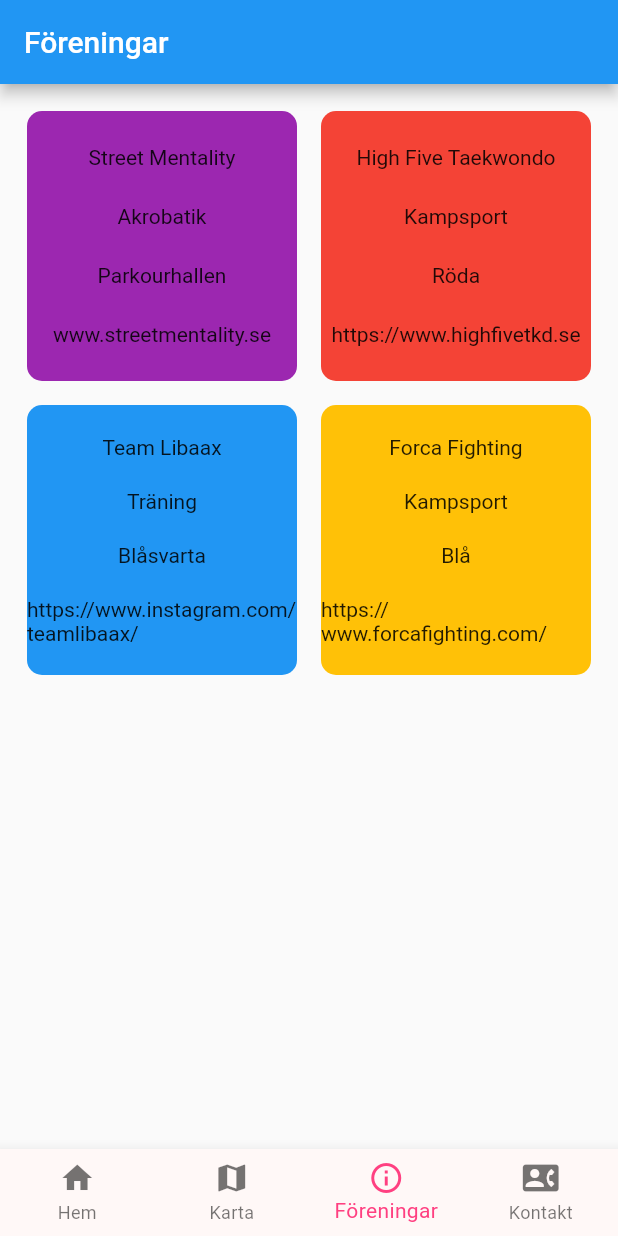
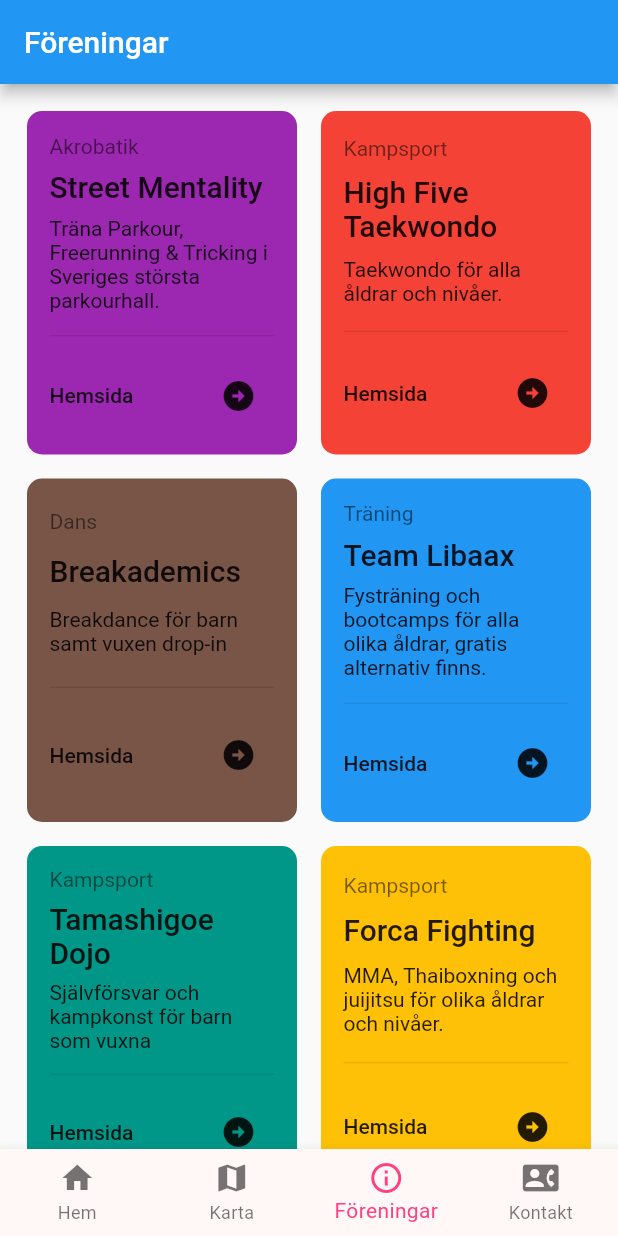
Before and after one commit to jeppeerixon/flutter-milot, a Flutter app: the screen it shows after launch, item 3 of the bottom bar chosen, on a phone screen of 412 x 824 dp. Run offline on Flutter 3.47's test engine with Material 2 defaults, Android fonts, the phone set to English and light mode, and no system bars.

Commit message:
final layout for organisations product cards

```diff
--- a/lib/pages/clubCard.dart
+++ b/lib/pages/clubCard.dart
@@ -1,18 +1,19 @@
 import 'package:flutter/material.dart';
 
 class CardContainer extends StatelessWidget {
-  final String clubImage;
+
+  final String clubCategory;
   final String clubName;
-  final String clubCategory;
+  final String clubDescription;
   final String clubRoom;
   final clubColor;
   final String clubUrl;
 
   const CardContainer({
     super.key,
-    required this.clubImage,
+    required this.clubCategory,
     required this.clubName,
-    required this.clubCategory,
+    required this.clubDescription,
     required this.clubRoom,
     required this.clubColor,
     required this.clubUrl
@@ -27,16 +28,31 @@ class CardContainer extends StatelessWidget {
           color: clubColor,
           borderRadius: BorderRadius.circular(10)
         ),
-        child: Column(
-          mainAxisAlignment: MainAxisAlignment.spaceEvenly,
-          crossAxisAlignment: CrossAxisAlignment.center,
-          children: [
-            Text(clubName),
-            Text(clubCategory),
-            Text(clubRoom),
-            Text(clubUrl),
-
-          ],
+        child: Padding(
+          padding: const EdgeInsets.only(left: 15.0, top: 7.5, right: 15.0, bottom: 7.5),
+          child: Column(
+            mainAxisAlignment: MainAxisAlignment.spaceEvenly,
+            crossAxisAlignment: CrossAxisAlignment.start,
+            children: [
+              Text(clubCategory, style: TextStyle(color: Colors.black54)),
+              Text(clubName, style: TextStyle(fontSize: 20, fontWeight: FontWeight.w500)),
+              Text(clubDescription),
+              Divider(),
+              Row(
+                crossAxisAlignment: CrossAxisAlignment.center,
+                mainAxisAlignment: MainAxisAlignment.spaceBetween,
+                children: [
+                  Text('Hemsida', style: TextStyle(fontWeight: FontWeight.w500)),
+                  IconButton(
+                    icon: const Icon(Icons.arrow_circle_right),
+                    onPressed: () {
+                      print(clubUrl);
+                    },
+                  ),
+                ],
+              ),
+            ],
+          ),
         ),
       ),
     );
--- a/lib/pages/orgs.dart
+++ b/lib/pages/orgs.dart
@@ -5,12 +5,16 @@ class OrgScreen extends StatelessWidget {
   OrgScreen({ Key? key }) :super(key: key);
 
   final List _clubs = [
-    // clubImage, clubName, clubCategory, clubRoom, clubUrl
-    ['lib/images/streetcard.jpg','Street Mentality', 'Akrobatik', 'Parkourhallen', Colors.purple, 'www.streetmentality.se'],
-    ['lib/images/h5card.jpg','High Five Taekwondo', 'Kampsport', 'Röda', Colors.red, 'https://www.highfivetkd.se'],
-    ['lib/images/libaaxcard.jpg','Team Libaax', 'Träning', 'Blåsvarta', Colors.blue, 'https://www.instagram.com/teamlibaax/'],
-    ['lib/images/forcacard.jpg','Forca Fighting', 'Kampsport', 'Blå', Colors.amber, 'https://www.forcafighting.com/'],
-    ];
+    // clubCategory, clubName, clubDescription, clubRoom, clubUrl
+    ['Akrobatik','Street Mentality', 'Träna Parkour, Freerunning & Tricking i Sveriges största parkourhall.' , 'Parkourhallen', Colors.purple, 'www.streetmentality.se'],
+    ['Kampsport','High Five Taekwondo', 'Taekwondo för alla åldrar och nivåer.', 'Röda', Colors.red, 'https://www.highfivetkd.se'],
+    ['Dans','Breakademics', 'Breakdance för barn samt vuxen drop-in', 'Orange', Colors.brown, 'https://www.sik.se'],
+    ['Träning','Team Libaax', 'Fysträning och bootcamps för alla olika åldrar, gratis alternativ finns.', 'Blåsvarta', Colors.blue, 'https://www.instagram.com/teamlibaax/'],
+    ['Kampsport','Tamashigoe Dojo', 'Självförsvar och kampkonst för barn som vuxna', 'Röda', Colors.teal, 'https://www.tamashigoe.com/'],
+    ['Kampsport','Forca Fighting', 'MMA, Thaiboxning och juijitsu för olika åldrar och nivåer.', 'Blå', Colors.amber, 'https://www.forcafighting.com/'],
+    ['Idrott','Ursvik IK', 'Innebandy och Basket för barn och ungdomar.', 'Orange', Colors.orange, 'https://www.ursvikik.se'],
+    ['Idrott','Sundbybergs IK', 'Orientering, Skidor, Fotboll och massor av andra idrotter.', 'Orange', Colors.green, 'https://www.sik.se'],
+  ];
 
   @override
   Widget build(BuildContext context) {
@@ -23,13 +27,14 @@ class OrgScreen extends StatelessWidget {
         padding: const EdgeInsets.all(10),
         itemCount: _clubs.length,
         gridDelegate: const SliverGridDelegateWithFixedCrossAxisCount(
+          childAspectRatio: 1/1.25,
         crossAxisCount: 2,
         ),
         itemBuilder: (context, index) {
           return CardContainer(
-            clubImage: _clubs[index][0],
+            clubCategory: _clubs[index][0],
             clubName: _clubs[index][1],
-            clubCategory: _clubs[index][2],
+            clubDescription: _clubs[index][2],
             clubRoom: _clubs[index][3],
             clubColor: _clubs[index][4],
             clubUrl: _clubs[index][5],
```
Also changed, not shown: lib/images/streetcard.jpg (added).
